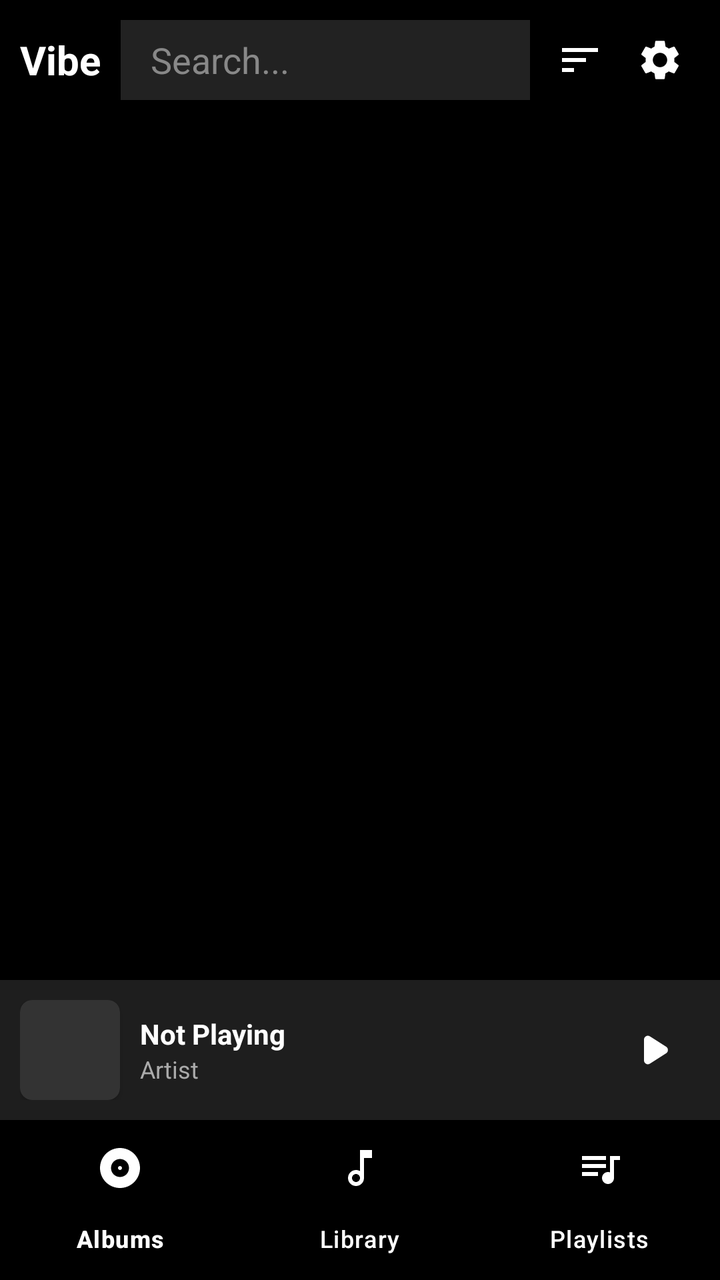
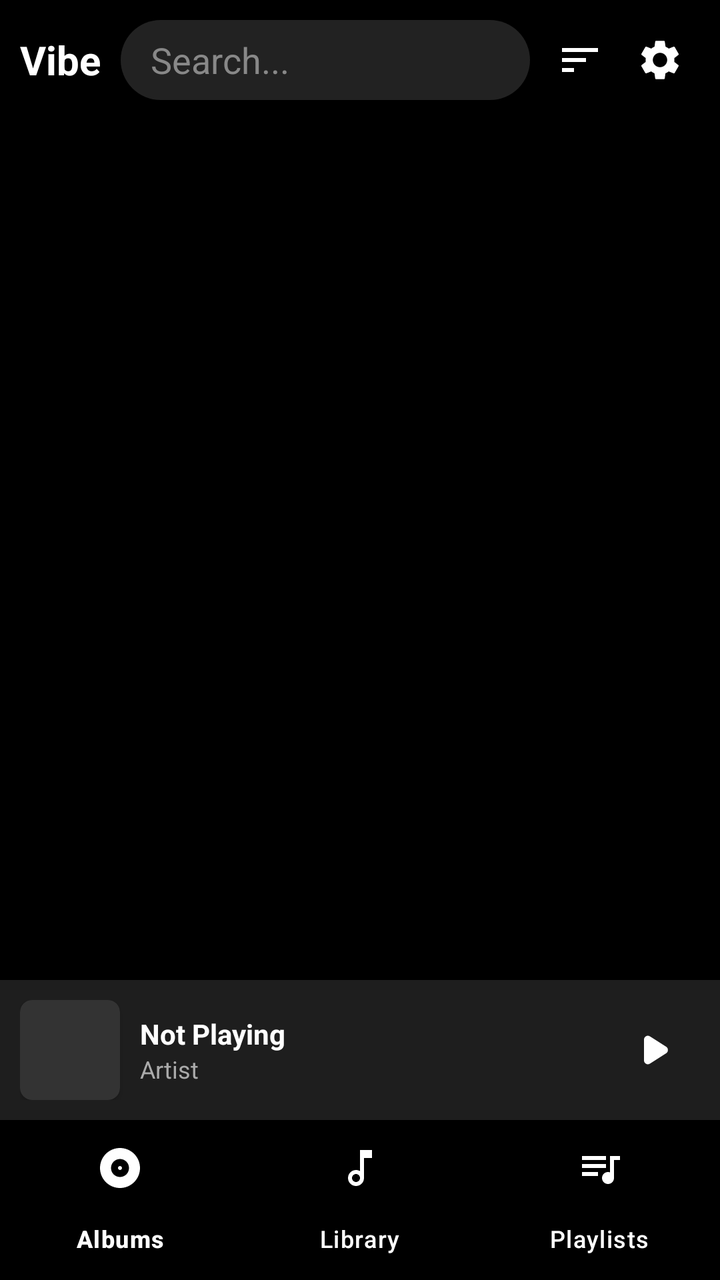

Compare the two renders of this Android layout. The source of the first and the diff that turns it into the second are given below.
<!-- AndroidManifest.xml: application theme Theme.RetroClone -->
<!-- res/layout/activity_main.xml -->
<?xml version="1.0" encoding="utf-8"?>
<androidx.constraintlayout.widget.ConstraintLayout xmlns:android="http://schemas.android.com/apk/res/android"
    xmlns:app="http://schemas.android.com/apk/res-auto"
    android:id="@+id/rootLayout"
    android:layout_width="match_parent"
    android:layout_height="match_parent"
    android:background="#000000"
    android:fitsSystemWindows="true">

    <LinearLayout android:id="@+id/topBar" android:layout_width="match_parent" android:layout_height="60dp" android:orientation="horizontal" android:padding="10dp" android:gravity="center_vertical"
        app:layout_constraintTop_toTopOf="parent">
        <TextView android:layout_width="wrap_content" android:layout_height="wrap_content" android:text="Vibe" android:textColor="#FFFFFF" android:textSize="20sp" android:textStyle="bold" android:layout_marginEnd="10dp"/>
        <EditText android:id="@+id/editSearch" android:layout_width="0dp" android:layout_weight="1" android:layout_height="40dp" android:background="#222222" android:hint="Search..." android:textColorHint="#888" android:textColor="#FFF" android:paddingHorizontal="15dp" android:singleLine="true"/>
        <ImageButton android:id="@+id/btnSort" android:layout_width="40dp" android:layout_height="40dp" android:src="@drawable/ic_sort_bubbly" android:background="?attr/selectableItemBackgroundBorderless" app:tint="#FFF" android:layout_marginStart="5dp"/>
        <ImageButton android:id="@+id/btnSettings" android:layout_width="40dp" android:layout_height="40dp" android:src="@drawable/ic_settings_bubbly" android:background="?attr/selectableItemBackgroundBorderless" app:tint="#FFF"/>
    </LinearLayout>

    <LinearLayout android:id="@+id/selectionBar" android:layout_width="match_parent" android:layout_height="60dp" android:orientation="horizontal" android:padding="10dp" android:gravity="center_vertical" android:background="#1E1E1E" android:visibility="gone" android:elevation="10dp"
        app:layout_constraintTop_toTopOf="parent">
        <ImageButton android:id="@+id/btnCancelSelection" android:layout_width="40dp" android:layout_height="40dp" android:src="@drawable/ic_close_bubbly" android:background="?attr/selectableItemBackgroundBorderless" app:tint="#FFF"/>
        <TextView android:id="@+id/txtSelectionCount" android:layout_width="0dp" android:layout_weight="1" android:layout_height="wrap_content" android:text="0 Selected" android:textColor="#FFF" android:textSize="18sp" android:layout_marginStart="15dp"/>
        <ImageButton android:id="@+id/btnDeleteSelection" android:layout_width="40dp" android:layout_height="40dp" android:src="@drawable/ic_delete_bubbly" android:background="?attr/selectableItemBackgroundBorderless" app:tint="#FF5252" android:layout_marginEnd="10dp" android:visibility="gone"/>
        <ImageButton android:id="@+id/btnAddSelection" android:layout_width="40dp" android:layout_height="40dp" android:src="@drawable/ic_add_bubbly" android:background="?attr/selectableItemBackgroundBorderless" app:tint="#FFF"/>
    </LinearLayout>

    <FrameLayout android:id="@+id/pageContainer" android:layout_width="0dp" android:layout_height="0dp"
        app:layout_constraintTop_toBottomOf="@id/topBar"
        app:layout_constraintBottom_toTopOf="@id/bottomPlayer"
        app:layout_constraintStart_toStartOf="parent"
        app:layout_constraintEnd_toEndOf="parent">
        <GridView android:id="@+id/gridAlbums" android:layout_width="match_parent" android:layout_height="match_parent" android:numColumns="2" />
        <ListView android:id="@+id/listLibrary" android:layout_width="match_parent" android:layout_height="match_parent" android:visibility="gone"/>
        <LinearLayout android:id="@+id/pagePlaylists" android:layout_width="match_parent" android:layout_height="match_parent" android:orientation="vertical" android:visibility="gone">
            <Button android:id="@+id/btnCreatePlaylist" android:layout_width="match_parent" android:layout_height="wrap_content" android:text="New Playlist" android:textColor="#FFF" android:backgroundTint="#333"/>
            <androidx.recyclerview.widget.RecyclerView android:id="@+id/gridPlaylists" android:layout_width="match_parent" android:layout_height="match_parent"/>
        </LinearLayout>
    </FrameLayout>

    <LinearLayout android:id="@+id/expandedDetailsView" android:layout_width="0dp" android:layout_height="0dp" android:orientation="vertical" android:background="#000000" android:visibility="gone" android:clickable="true"
        app:layout_constraintTop_toBottomOf="@id/topBar"
        app:layout_constraintBottom_toTopOf="@id/bottomPlayer"
        app:layout_constraintStart_toStartOf="parent"
        app:layout_constraintEnd_toEndOf="parent">
        <androidx.cardview.widget.CardView android:layout_width="150dp" android:layout_height="150dp" android:layout_gravity="center" android:layout_marginTop="20dp" app:cardCornerRadius="12dp" app:cardElevation="8dp" app:cardBackgroundColor="#333">
            <ImageView android:id="@+id/imgDetailCover" android:layout_width="match_parent" android:layout_height="match_parent" android:scaleType="centerCrop"/>
        </androidx.cardview.widget.CardView>
        <TextView android:id="@+id/txtDetailTitle" android:layout_width="match_parent" android:layout_height="wrap_content" android:textColor="#FFF" android:textSize="22sp" android:gravity="center" android:textStyle="bold" android:layout_marginTop="10dp"/>
        <LinearLayout android:layout_width="match_parent" android:layout_height="wrap_content" android:orientation="horizontal" android:padding="10dp">
            <Button android:id="@+id/btnDetailPlayAll" android:layout_width="0dp" android:layout_weight="1" android:layout_height="wrap_content" android:text="Play All" android:backgroundTint="#333" android:textColor="#FFF" android:layout_marginEnd="5dp"/>
            <Button android:id="@+id/btnDetailShuffle" android:layout_width="0dp" android:layout_weight="1" android:layout_height="wrap_content" android:text="Shuffle All" android:backgroundTint="#333" android:textColor="#FFF" android:layout_marginStart="5dp"/>
        </LinearLayout>
        <ListView android:id="@+id/listDetailSongs" android:layout_width="match_parent" android:layout_height="match_parent"/>
    </LinearLayout>

    <LinearLayout android:id="@+id/bottomPlayer" android:layout_width="match_parent" android:layout_height="70dp" android:background="#1E1E1E" android:gravity="center_vertical" android:orientation="horizontal" android:padding="10dp"
        app:layout_constraintBottom_toTopOf="@id/bottomNav">
        <androidx.cardview.widget.CardView android:layout_width="50dp" android:layout_height="50dp" app:cardCornerRadius="6dp" app:cardBackgroundColor="#333">
            <ImageView android:id="@+id/imgMiniArt" android:layout_width="match_parent" android:layout_height="match_parent" android:scaleType="centerCrop"/>
        </androidx.cardview.widget.CardView>
        <LinearLayout android:layout_width="0dp" android:layout_height="wrap_content" android:layout_marginStart="10dp" android:layout_weight="1" android:orientation="vertical">
            <TextView android:id="@+id/txtMiniTitle" android:layout_width="wrap_content" android:layout_height="wrap_content" android:text="Not Playing" android:textColor="#FFFFFF" android:textStyle="bold" android:maxLines="1"/>
            <TextView android:id="@+id/txtMiniArtist" android:layout_width="wrap_content" android:layout_height="wrap_content" android:text="Artist" android:textColor="#AAAAAA" android:textSize="12sp" android:maxLines="1"/>
        </LinearLayout>
        <ImageButton android:id="@+id/btnMiniPlay" android:layout_width="48dp" android:layout_height="48dp" android:src="@drawable/ic_play_bubbly" android:background="?attr/selectableItemBackgroundBorderless" app:tint="#FFF"/>
    </LinearLayout>

    <com.google.android.material.bottomnavigation.BottomNavigationView
        android:id="@+id/bottomNav" android:layout_width="match_parent" android:layout_height="wrap_content" android:background="#000" app:itemTextColor="#FFF" app:itemIconTint="#FFF" app:menu="@menu/bottom_nav_menu"
        app:layout_constraintBottom_toBottomOf="parent" />

    <androidx.constraintlayout.widget.ConstraintLayout android:id="@+id/fullPlayerScreen" android:layout_width="match_parent" android:layout_height="match_parent" android:background="#000000" android:visibility="gone" android:clickable="true"
        app:layout_constraintTop_toTopOf="parent"
        app:layout_constraintBottom_toBottomOf="parent">

        <com.boogie.vibestation.VisualizerView
            android:id="@+id/visualizerView"
            android:layout_width="match_parent"
            android:layout_height="match_parent" />

        <ImageButton android:id="@+id/btnCollapsePlayer" android:layout_width="48dp" android:layout_height="48dp" android:src="@drawable/ic_collapse_bubbly" android:background="?attr/selectableItemBackgroundBorderless" app:tint="#FFF" android:layout_margin="10dp"
            app:layout_constraintTop_toTopOf="parent"
            app:layout_constraintStart_toStartOf="parent"/>

        <LinearLayout android:layout_width="match_parent" android:layout_height="wrap_content" android:orientation="vertical" android:gravity="center"
            app:layout_constraintTop_toTopOf="parent"
            app:layout_constraintBottom_toBottomOf="parent">

            <androidx.cardview.widget.CardView android:layout_width="320dp" android:layout_height="320dp" app:cardCornerRadius="20dp" app:cardElevation="15dp" app:cardBackgroundColor="#111">
                <ImageView android:id="@+id/imgFullArt" android:layout_width="match_parent" android:layout_height="match_parent" android:scaleType="centerCrop"/>
            </androidx.cardview.widget.CardView>

            <TextView android:id="@+id/txtFullTitle" android:layout_width="wrap_content" android:layout_height="wrap_content" android:textColor="#FFF" android:textSize="22sp" android:textStyle="bold" android:layout_marginTop="40dp" android:paddingHorizontal="20dp" android:maxLines="1" android:gravity="center"/>
            <TextView android:id="@+id/txtFullArtist" android:layout_width="wrap_content" android:layout_height="wrap_content" android:textColor="#888" android:textSize="16sp" android:layout_marginTop="4dp" android:gravity="center"/>

            <LinearLayout android:layout_width="match_parent" android:layout_height="wrap_content" android:orientation="horizontal" android:gravity="center_vertical" android:paddingHorizontal="25dp" android:layout_marginTop="30dp">
                <TextView android:id="@+id/txtCurrentTime" android:layout_width="45dp" android:layout_height="wrap_content" android:text="0:00" android:textColor="#FFF" android:textSize="12sp" android:gravity="center"/>
                <SeekBar android:id="@+id/seekBar" android:layout_width="0dp" android:layout_weight="1" android:layout_height="wrap_content" android:progressTint="#FFF" android:thumbTint="#FFF"/>
                <TextView android:id="@+id/txtTotalTime" android:layout_width="45dp" android:layout_height="wrap_content" android:text="0:00" android:textColor="#FFF" android:textSize="12sp" android:gravity="center"/>
            </LinearLayout>

            <LinearLayout android:layout_width="match_parent" android:layout_height="wrap_content" android:orientation="horizontal" android:gravity="center" android:layout_marginTop="10dp">
                <ImageButton android:id="@+id/btnPrev" android:layout_width="60dp" android:layout_height="60dp" android:src="@drawable/ic_prev_bubbly" android:background="?attr/selectableItemBackgroundBorderless" app:tint="#FFF"/>
                <ImageButton android:id="@+id/btnFullPlay" android:layout_width="85dp" android:layout_height="85dp" android:src="@drawable/ic_play_bubbly" android:layout_marginHorizontal="30dp" android:background="?attr/selectableItemBackgroundBorderless" app:tint="#FFF"/>
                <ImageButton android:id="@+id/btnNext" android:layout_width="60dp" android:layout_height="60dp" android:src="@drawable/ic_next_bubbly" android:background="?attr/selectableItemBackgroundBorderless" app:tint="#FFF"/>
            </LinearLayout>
        </LinearLayout>
    </androidx.constraintlayout.widget.ConstraintLayout>

</androidx.constraintlayout.widget.ConstraintLayout>
<!-- resources referenced by this layout -->
<resources>
  <!-- drawable ic_add_bubbly (drawable) -->
  <vector xmlns:android="http://schemas.android.com/apk/res/android" android:width="24dp" android:height="24dp" android:viewportWidth="24" android:viewportHeight="24"><path android:fillColor="#FFFFFF" android:pathData="M19 13h-6v6h-2v-6H5v-2h6V5h2v6h6v2z"/></vector>
  <!-- drawable ic_close_bubbly (drawable) -->
  <vector xmlns:android="http://schemas.android.com/apk/res/android" android:width="24dp" android:height="24dp" android:viewportWidth="24" android:viewportHeight="24"><path android:fillColor="#FFFFFF" android:pathData="M19 6.41L17.59 5 12 10.59 6.41 5 5 6.41 10.59 12 5 17.59 6.41 19 12 13.41 17.59 19 19 17.59 13.41 12z"/></vector>
  <!-- drawable ic_collapse_bubbly (drawable) -->
  <vector xmlns:android="http://schemas.android.com/apk/res/android" android:width="24dp" android:height="24dp" android:viewportWidth="24" android:viewportHeight="24"><path android:fillColor="#FFFFFF" android:pathData="M7.41 15.41L12 10.83l4.59 4.58L18 14l-6-6-6 6z"/></vector>
  <!-- drawable ic_delete_bubbly (drawable) -->
  <vector xmlns:android="http://schemas.android.com/apk/res/android" android:width="24dp" android:height="24dp" android:viewportWidth="24" android:viewportHeight="24"><path android:fillColor="#FFFFFF" android:pathData="M6 19c0 1.1.9 2 2 2h8c1.1 0 2-.9 2-2V7H6v12zM19 4h-3.5l-1-1h-5l-1 1H5v2h14V4z"/></vector>
  <!-- drawable ic_next_bubbly (drawable) -->
  <vector xmlns:android="http://schemas.android.com/apk/res/android" android:width="24dp" android:height="24dp" android:viewportWidth="24" android:viewportHeight="24"><path android:fillColor="#FFFFFF" android:pathData="M6 18l8.5-6L6 6v12zM16 6v12h2V6h-2z"/></vector>
  <!-- drawable ic_play_bubbly (drawable) -->
  <vector xmlns:android="http://schemas.android.com/apk/res/android" android:width="24dp" android:height="24dp" android:viewportWidth="24" android:viewportHeight="24"><path android:fillColor="#FFFFFF" android:pathData="M8 6.82v10.36c0 1.54 1.68 2.49 2.96 1.65l8.11-5.18c1.19-.76 1.19-2.54 0-3.3l-8.11-5.18C9.68 4.33 8 5.28 8 6.82z"/></vector>
  <!-- drawable ic_prev_bubbly (drawable) -->
  <vector xmlns:android="http://schemas.android.com/apk/res/android" android:width="24dp" android:height="24dp" android:viewportWidth="24" android:viewportHeight="24"><path android:fillColor="#FFFFFF" android:pathData="M6 6h2v12H6zm3.5 6l8.5 6V6z"/></vector>
  <!-- drawable ic_sort_bubbly (drawable) -->
  <vector xmlns:android="http://schemas.android.com/apk/res/android" android:width="24dp" android:height="24dp" android:viewportWidth="24" android:viewportHeight="24"><path android:fillColor="#FFFFFF" android:pathData="M3 18h6v-2H3v2zM3 6v2h18V6H3zm0 7h12v-2H3v2z"/></vector>
  <style name="Theme.RetroClone" parent="Base.Theme.RetroClone" />
  <style name="Base.Theme.RetroClone" parent="Theme.Material3.DayNight.NoActionBar">
          
          
      </style>
  <!-- unchanged entries left out for length: 1 -->
</resources>

<!-- the commit's change to res/layout/activity_main.xml (unified diff, before → after) -->
@@ -9,8 +9,8 @@
 
     <LinearLayout android:id="@+id/topBar" android:layout_width="match_parent" android:layout_height="60dp" android:orientation="horizontal" android:padding="10dp" android:gravity="center_vertical"
         app:layout_constraintTop_toTopOf="parent">
-        <TextView android:layout_width="wrap_content" android:layout_height="wrap_content" android:text="Vibe" android:textColor="#FFFFFF" android:textSize="20sp" android:textStyle="bold" android:layout_marginEnd="10dp"/>
-        <EditText android:id="@+id/editSearch" android:layout_width="0dp" android:layout_weight="1" android:layout_height="40dp" android:background="#222222" android:hint="Search..." android:textColorHint="#888" android:textColor="#FFF" android:paddingHorizontal="15dp" android:singleLine="true"/>
+        <TextView android:id="@+id/txtAppVersion" android:layout_width="wrap_content" android:layout_height="wrap_content" android:text="Vibe" android:textColor="#FFFFFF" android:textSize="20sp" android:textStyle="bold" android:layout_marginEnd="10dp"/>
+        <EditText android:id="@+id/editSearch" android:layout_width="0dp" android:layout_weight="1" android:layout_height="40dp" android:background="@drawable/bg_search_bubbly" android:hint="Search..." android:textColorHint="#888" android:textColor="#FFF" android:paddingHorizontal="15dp" android:singleLine="true"/>
         <ImageButton android:id="@+id/btnSort" android:layout_width="40dp" android:layout_height="40dp" android:src="@drawable/ic_sort_bubbly" android:background="?attr/selectableItemBackgroundBorderless" app:tint="#FFF" android:layout_marginStart="5dp"/>
         <ImageButton android:id="@+id/btnSettings" android:layout_width="40dp" android:layout_height="40dp" android:src="@drawable/ic_settings_bubbly" android:background="?attr/selectableItemBackgroundBorderless" app:tint="#FFF"/>
     </LinearLayout>
@@ -41,10 +41,14 @@
         app:layout_constraintBottom_toTopOf="@id/bottomPlayer"
         app:layout_constraintStart_toStartOf="parent"
         app:layout_constraintEnd_toEndOf="parent">
-        <androidx.cardview.widget.CardView android:layout_width="150dp" android:layout_height="150dp" android:layout_gravity="center" android:layout_marginTop="20dp" app:cardCornerRadius="12dp" app:cardElevation="8dp" app:cardBackgroundColor="#333">
-            <ImageView android:id="@+id/imgDetailCover" android:layout_width="match_parent" android:layout_height="match_parent" android:scaleType="centerCrop"/>
-        </androidx.cardview.widget.CardView>
+        <FrameLayout android:layout_width="match_parent" android:layout_height="wrap_content" android:layout_marginTop="20dp">
+            <androidx.cardview.widget.CardView android:layout_width="150dp" android:layout_height="150dp" android:layout_gravity="center" app:cardCornerRadius="12dp" app:cardElevation="8dp" app:cardBackgroundColor="#333">
+                <ImageView android:id="@+id/imgDetailCover" android:layout_width="match_parent" android:layout_height="match_parent" android:scaleType="centerCrop"/>
+            </androidx.cardview.widget.CardView>
+            <ImageView android:id="@+id/btnDetailOptions" android:layout_width="48dp" android:layout_height="48dp" android:src="@drawable/ic_more_vert" android:layout_gravity="top|end" android:layout_marginEnd="8dp" android:background="?attr/selectableItemBackgroundBorderless" android:padding="12dp" android:visibility="gone"/>
+        </FrameLayout>
         <TextView android:id="@+id/txtDetailTitle" android:layout_width="match_parent" android:layout_height="wrap_content" android:textColor="#FFF" android:textSize="22sp" android:gravity="center" android:textStyle="bold" android:layout_marginTop="10dp"/>
+        <TextView android:id="@+id/txtDetailDescription" android:layout_width="match_parent" android:layout_height="wrap_content" android:textColor="#AAA" android:textSize="14sp" android:gravity="center" android:layout_marginTop="4dp" android:visibility="gone"/>
         <LinearLayout android:layout_width="match_parent" android:layout_height="wrap_content" android:orientation="horizontal" android:padding="10dp">
             <Button android:id="@+id/btnDetailPlayAll" android:layout_width="0dp" android:layout_weight="1" android:layout_height="wrap_content" android:text="Play All" android:backgroundTint="#333" android:textColor="#FFF" android:layout_marginEnd="5dp"/>
             <Button android:id="@+id/btnDetailShuffle" android:layout_width="0dp" android:layout_weight="1" android:layout_height="wrap_content" android:text="Shuffle All" android:backgroundTint="#333" android:textColor="#FFF" android:layout_marginStart="5dp"/>
@@ -81,6 +85,10 @@
             app:layout_constraintTop_toTopOf="parent"
             app:layout_constraintStart_toStartOf="parent"/>
 
+        <Button android:id="@+id/btnSpeed" android:layout_width="wrap_content" android:layout_height="wrap_content" android:text="1.00x" android:textColor="#FFF" android:backgroundTint="#333" android:layout_margin="10dp"
+            app:layout_constraintTop_toTopOf="parent"
+            app:layout_constraintEnd_toEndOf="parent"/>
+
         <LinearLayout android:layout_width="match_parent" android:layout_height="wrap_content" android:orientation="vertical" android:gravity="center"
             app:layout_constraintTop_toTopOf="parent"
             app:layout_constraintBottom_toBottomOf="parent">
@@ -93,9 +101,9 @@
             <TextView android:id="@+id/txtFullArtist" android:layout_width="wrap_content" android:layout_height="wrap_content" android:textColor="#888" android:textSize="16sp" android:layout_marginTop="4dp" android:gravity="center"/>
 
             <LinearLayout android:layout_width="match_parent" android:layout_height="wrap_content" android:orientation="horizontal" android:gravity="center_vertical" android:paddingHorizontal="25dp" android:layout_marginTop="30dp">
-                <TextView android:id="@+id/txtCurrentTime" android:layout_width="45dp" android:layout_height="wrap_content" android:text="0:00" android:textColor="#FFF" android:textSize="12sp" android:gravity="center"/>
+                <TextView android:id="@+id/txtCurrentTime" android:layout_width="wrap_content" android:minWidth="45dp" android:layout_height="wrap_content" android:text="0:00" android:textColor="#FFF" android:textSize="12sp" android:gravity="center"/>
                 <SeekBar android:id="@+id/seekBar" android:layout_width="0dp" android:layout_weight="1" android:layout_height="wrap_content" android:progressTint="#FFF" android:thumbTint="#FFF"/>
-                <TextView android:id="@+id/txtTotalTime" android:layout_width="45dp" android:layout_height="wrap_content" android:text="0:00" android:textColor="#FFF" android:textSize="12sp" android:gravity="center"/>
+                <TextView android:id="@+id/txtTotalTime" android:layout_width="wrap_content" android:minWidth="45dp" android:layout_height="wrap_content" android:text="0:00" android:textColor="#FFF" android:textSize="12sp" android:gravity="center"/>
             </LinearLayout>
 
             <LinearLayout android:layout_width="match_parent" android:layout_height="wrap_content" android:orientation="horizontal" android:gravity="center" android:layout_marginTop="10dp">
<!-- resource entries referenced after the edit -->
@@ -1,5 +1,11 @@
 <!-- resources referenced by this layout -->
 <resources>
+  <!-- drawable bg_search_bubbly (drawable) -->
+  <?xml version="1.0" encoding="utf-8"?>
+  <shape xmlns:android="http://schemas.android.com/apk/res/android" android:shape="rectangle">
+      <solid android:color="#222222" />
+      <corners android:radius="100dp" />
+  </shape>
   <!-- drawable ic_add_bubbly (drawable) -->
   <vector xmlns:android="http://schemas.android.com/apk/res/android" android:width="24dp" android:height="24dp" android:viewportWidth="24" android:viewportHeight="24"><path android:fillColor="#FFFFFF" android:pathData="M19 13h-6v6h-2v-6H5v-2h6V5h2v6h6v2z"/></vector>
   <!-- drawable ic_close_bubbly (drawable) -->
@@ -8,6 +14,17 @@
   <vector xmlns:android="http://schemas.android.com/apk/res/android" android:width="24dp" android:height="24dp" android:viewportWidth="24" android:viewportHeight="24"><path android:fillColor="#FFFFFF" android:pathData="M7.41 15.41L12 10.83l4.59 4.58L18 14l-6-6-6 6z"/></vector>
   <!-- drawable ic_delete_bubbly (drawable) -->
   <vector xmlns:android="http://schemas.android.com/apk/res/android" android:width="24dp" android:height="24dp" android:viewportWidth="24" android:viewportHeight="24"><path android:fillColor="#FFFFFF" android:pathData="M6 19c0 1.1.9 2 2 2h8c1.1 0 2-.9 2-2V7H6v12zM19 4h-3.5l-1-1h-5l-1 1H5v2h14V4z"/></vector>
+  <!-- drawable ic_more_vert (drawable) -->
+  <vector xmlns:android="http://schemas.android.com/apk/res/android"
+      android:width="24dp"
+      android:height="24dp"
+      android:viewportWidth="24"
+      android:viewportHeight="24"
+      android:tint="#FFFFFF">
+      <path
+          android:fillColor="@android:color/white"
+          android:pathData="M12,8c1.1,0 2,-0.9 2,-2s-0.9,-2 -2,-2 -2,0.9 -2,2 0.9,2 2,2zM12,10c-1.1,0 -2,0.9 -2,2s0.9,2 2,2 2,-0.9 2,-2 -0.9,-2 -2,-2zM12,16c-1.1,0 -2,0.9 -2,2s0.9,2 2,2 2,-0.9 2,-2 -0.9,-2 -2,-2z"/>
+  </vector>
   <!-- drawable ic_next_bubbly (drawable) -->
   <vector xmlns:android="http://schemas.android.com/apk/res/android" android:width="24dp" android:height="24dp" android:viewportWidth="24" android:viewportHeight="24"><path android:fillColor="#FFFFFF" android:pathData="M6 18l8.5-6L6 6v12zM16 6v12h2V6h-2z"/></vector>
   <!-- drawable ic_play_bubbly (drawable) -->
@@ -18,8 +35,10 @@
   <vector xmlns:android="http://schemas.android.com/apk/res/android" android:width="24dp" android:height="24dp" android:viewportWidth="24" android:viewportHeight="24"><path android:fillColor="#FFFFFF" android:pathData="M3 18h6v-2H3v2zM3 6v2h18V6H3zm0 7h12v-2H3v2z"/></vector>
   <style name="Theme.RetroClone" parent="Base.Theme.RetroClone" />
   <style name="Base.Theme.RetroClone" parent="Theme.Material3.DayNight.NoActionBar">
-          
-          
+          <item name="alertDialogTheme">@style/Theme.RetroClone.BubblyDialog</item>
+      </style>
+  <style name="Theme.RetroClone.BubblyDialog" parent="ThemeOverlay.Material3.MaterialAlertDialog">
+          <item name="dialogCornerRadius">32dp</item>
       </style>
   <!-- unchanged entries left out for length: 1 -->
 </resources>
